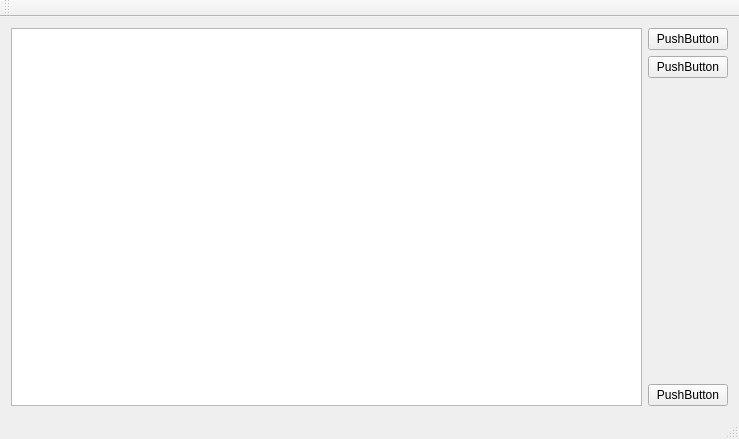
Before: the Qt Designer form Mainwindow.ui in Spleeen/GOF, drawn with Qt 5.
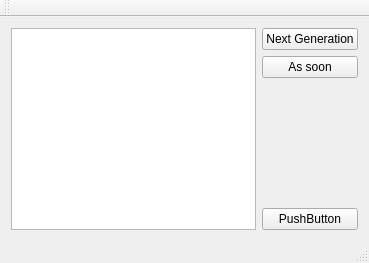
After: the same form once the commit is applied.

The edit to the form file:
```diff
--- a/Mainwindow.ui
+++ b/Mainwindow.ui
@@ -6,8 +6,8 @@
    <rect>
     <x>0</x>
     <y>0</y>
-    <width>739</width>
-    <height>439</height>
+    <width>369</width>
+    <height>263</height>
    </rect>
   </property>
   <property name="windowTitle">
@@ -20,17 +20,17 @@
     </item>
     <item>
      <layout class="QVBoxLayout" name="verticalLayout">
-      <item>
-       <widget class="QPushButton" name="pushButton_2">
-        <property name="text">
-         <string>PushButton</string>
-        </property>
-       </widget>
-      </item>
       <item>
        <widget class="QPushButton" name="pushButton">
         <property name="text">
-         <string>PushButton</string>
+         <string>Next Generation</string>
+        </property>
+       </widget>
+      </item>
+      <item>
+       <widget class="QPushButton" name="pushButton_2">
+        <property name="text">
+         <string>As soon</string>
         </property>
        </widget>
       </item>
```
Left out of the diff: 2 changed lines with no effect on the pictures.
